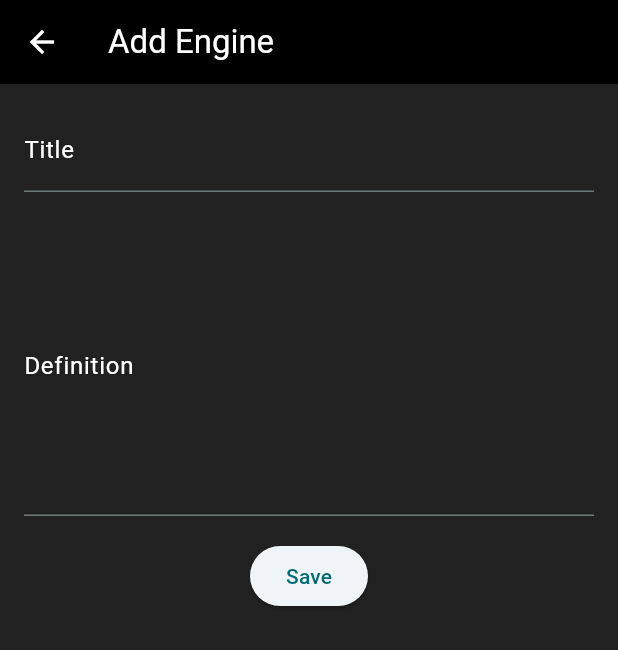
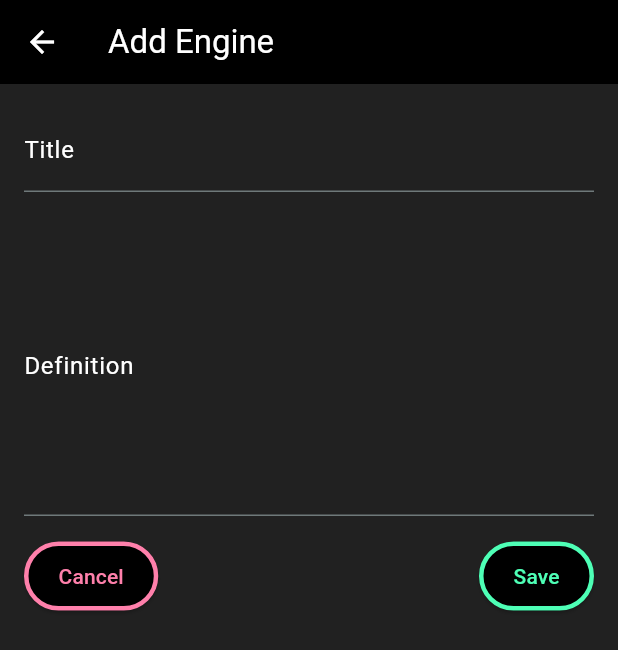
Before and after one commit to alexdredmon/crayeye, a Flutter app: the AddEngineScreen screen opened directly with empty values, on a phone screen of 412 x 824 dp. Shown: the top 650 px of the screen. Run offline on Flutter 3.47's test engine with Material 3 defaults, Android fonts, the phone set to English and light mode, and no system bars; our stand-ins replace audioplayers, camera, flutter_markdown, geolocator, permission_handler, share_plus and 2 more; accounts and stored records are empty.

Commit message:
Add/edit engine styling

```diff
--- a/flutter/lib/add_engine_screen.dart
+++ b/flutter/lib/add_engine_screen.dart
@@ -45,7 +45,34 @@ class _AddEngineScreenState extends State<AddEngineScreen> {
               maxLines: 7,
             ),
             SizedBox(height: 16),
+            Row(
+              mainAxisAlignment: MainAxisAlignment.spaceBetween,
+              children: [
                 ElevatedButton(
+                  onPressed: () {
+                    Navigator.pop(context);
+                  },
+                  style: ElevatedButton.styleFrom(
+                    backgroundColor: Colors.black,
+                    foregroundColor: Color(0xFFff80ab),
+                    padding: EdgeInsets.symmetric(vertical: 13, horizontal: 23),
+                    shape: RoundedRectangleBorder(
+                      borderRadius: BorderRadius.circular(50),
+                      side: BorderSide(color: Color(0xFFff80ab), width: 3),
+                    ),
+                  ),
+                  child: Text('Cancel'),
+                ),
+                ElevatedButton(
+                  style: ElevatedButton.styleFrom(
+                    backgroundColor: Colors.black,
+                    foregroundColor: Color(0xFF4effb6),
+                    padding: EdgeInsets.symmetric(vertical: 13, horizontal: 23),
+                    shape: RoundedRectangleBorder(
+                      borderRadius: BorderRadius.circular(50),
+                      side: BorderSide(color: Color(0xFF4effb6), width: 3),
+                    ),
+                  ),
                   onPressed: () {
                     final newEngine = {
                       'id': uuid.v4(),
@@ -59,6 +86,8 @@ class _AddEngineScreenState extends State<AddEngineScreen> {
                 ),
               ],
             ),
+          ],
+        ),
       ),
       backgroundColor: Colors.grey.shade900,
     );
```
Also changed, not shown: flutter/lib/edit_engine_screen.dart (+50 -4 lines). Lines whose indentation alone changed are shown as unchanged.
